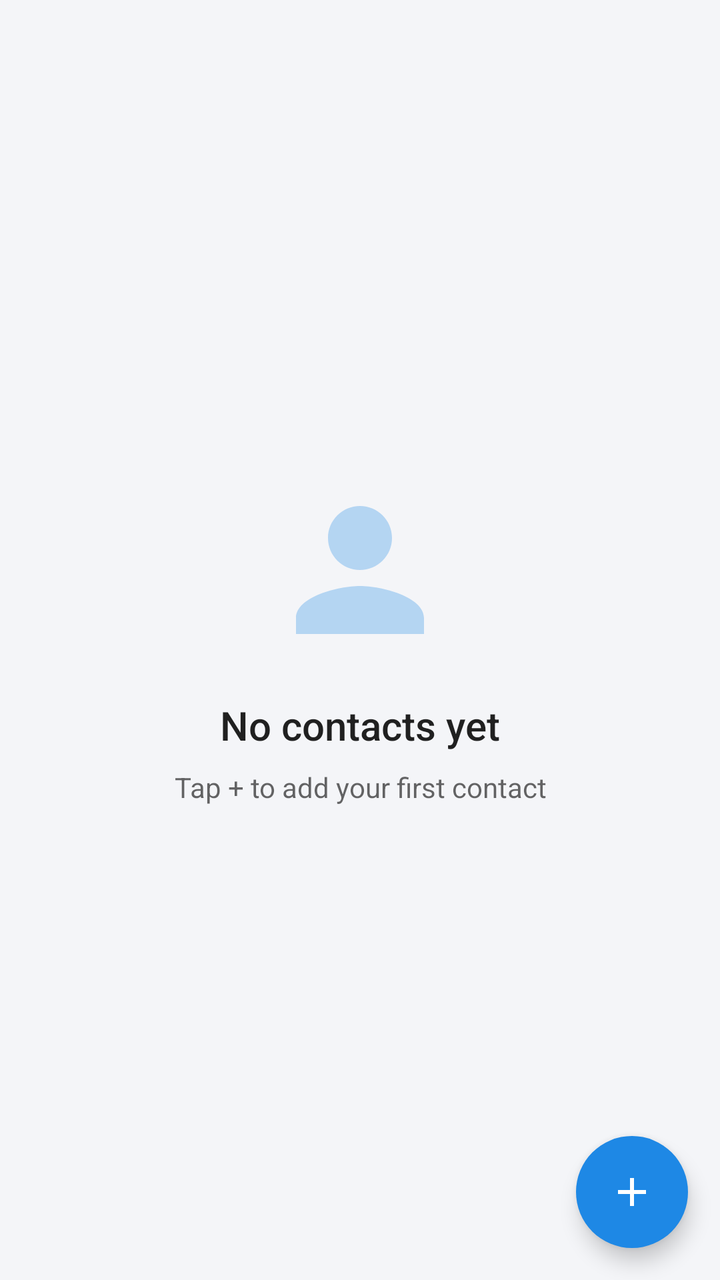
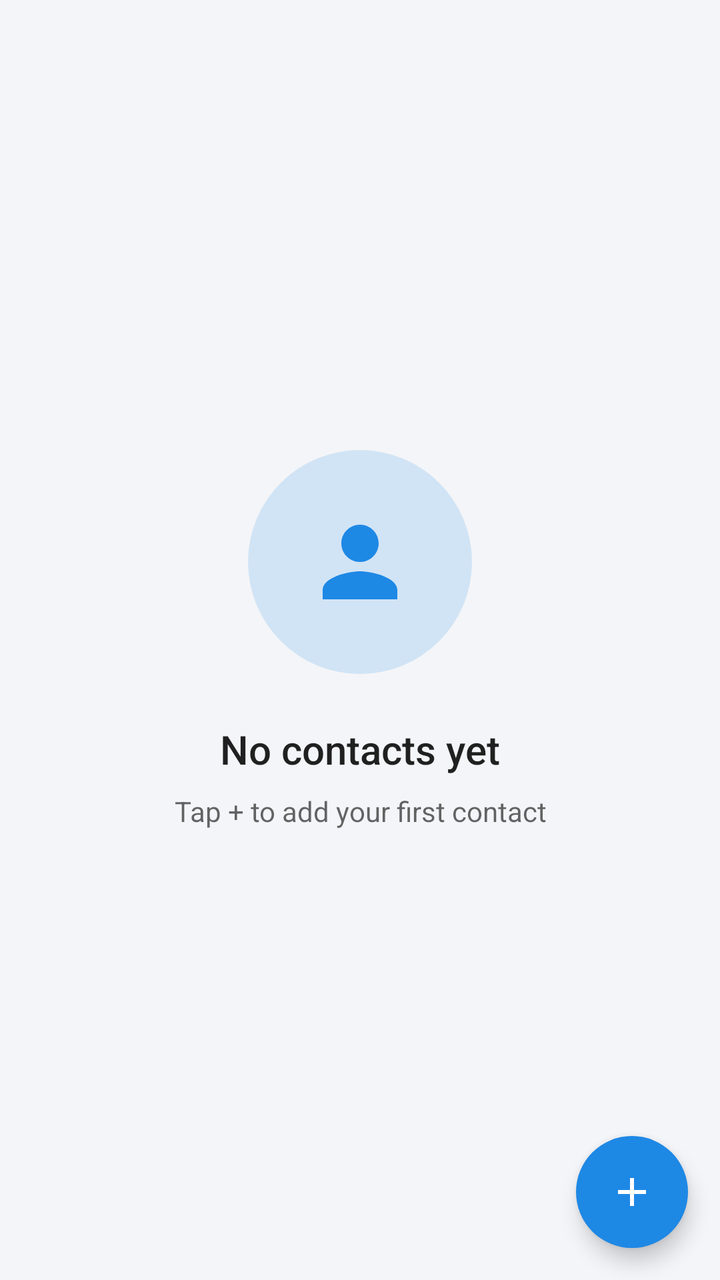

Compare the two renders of this Android layout. The source of the first and the diff that turns it into the second are given below.
<!-- AndroidManifest.xml: application theme Theme.FtHangouts -->
<!-- res/layout/activity_main.xml -->
<?xml version="1.0" encoding="utf-8"?>
<FrameLayout xmlns:android="http://schemas.android.com/apk/res/android"
    android:layout_width="match_parent"
    android:layout_height="match_parent">

    
    <ListView
        android:id="@+id/contact_list"
        android:layout_width="match_parent"
        android:layout_height="match_parent"
        android:clipToPadding="false"
        android:divider="@null"
        android:paddingBottom="88dp" />

    
    <LinearLayout
        android:id="@+id/empty_text"
        android:layout_width="wrap_content"
        android:layout_height="wrap_content"
        android:layout_gravity="center"
        android:gravity="center_horizontal"
        android:orientation="vertical"
        android:padding="32dp">

        <ImageView
            android:layout_width="96dp"
            android:layout_height="96dp"
            android:alpha="0.3"
            android:importantForAccessibility="no"
            android:src="@drawable/ic_person"
            android:tint="?android:attr/colorPrimary" />

        <TextView
            android:layout_width="wrap_content"
            android:layout_height="wrap_content"
            android:layout_marginTop="16dp"
            android:text="@string/no_contacts"
            android:textAppearance="@android:style/TextAppearance.Material.Title" />

        <TextView
            android:layout_width="wrap_content"
            android:layout_height="wrap_content"
            android:layout_marginTop="8dp"
            android:gravity="center"
            android:text="@string/no_contacts_hint"
            android:textColor="?android:attr/textColorSecondary" />
    </LinearLayout>

    
    <ImageButton
        android:id="@+id/fab_add_contact"
        android:layout_width="56dp"
        android:layout_height="56dp"
        android:layout_gravity="bottom|end"
        android:layout_margin="16dp"
        android:background="@drawable/bg_fab"
        android:contentDescription="@string/action_add_contact"
        android:elevation="6dp"
        android:src="@drawable/ic_add"
        android:tint="@color/white" />
</FrameLayout>
<!-- resources referenced by this layout -->
<resources>
  <color name="white">#FFFFFFFF</color>
  <!-- drawable bg_fab (drawable) -->
  <?xml version="1.0" encoding="utf-8"?>
  <ripple xmlns:android="http://schemas.android.com/apk/res/android"
      android:color="#40FFFFFF">
      <item>
          <shape android:shape="oval">
              <solid android:color="?android:attr/colorPrimary" />
          </shape>
      </item>
  </ripple>
  <!-- drawable ic_add (drawable) -->
  <?xml version="1.0" encoding="utf-8"?>
  <vector xmlns:android="http://schemas.android.com/apk/res/android"
      android:width="24dp"
      android:height="24dp"
      android:tint="?android:attr/colorControlNormal"
      android:viewportWidth="24"
      android:viewportHeight="24">
      <path
          android:fillColor="@android:color/white"
          android:pathData="M19,13h-6v6h-2v-6H5v-2h6V5h2v6h6v2z" />
  </vector>
  <!-- drawable ic_person (drawable) -->
  <?xml version="1.0" encoding="utf-8"?>
  <vector xmlns:android="http://schemas.android.com/apk/res/android"
      android:width="24dp"
      android:height="24dp"
      android:tint="?android:attr/colorControlNormal"
      android:viewportWidth="24"
      android:viewportHeight="24">
      <path
          android:fillColor="@android:color/white"
          android:pathData="M12,12c2.21,0 4,-1.79 4,-4s-1.79,-4 -4,-4 -4,1.79 -4,4 1.79,4 4,4zM12,14c-2.67,0 -8,1.34 -8,4v2h16v-2c0,-2.66 -5.33,-4 -8,-4z" />
  </vector>
  <string name="action_add_contact">Add contact</string>
  <string name="no_contacts">No contacts yet</string>
  <string name="no_contacts_hint">Tap + to add your first contact</string>
  <style name="Theme.FtHangouts" parent="android:Theme.Material.Light.DarkActionBar">
          <item name="android:colorPrimary">@color/header_blue</item>
          <item name="android:colorPrimaryDark">@color/header_blue</item>
          <item name="android:colorAccent">@color/header_blue</item>
          <item name="android:colorBackground">@color/background</item>
          <item name="android:windowBackground">@color/background</item>
          
          <item name="android:windowLightStatusBar">false</item>
      </style>
  <color name="header_blue">#FF1E88E5</color>
  <color name="background">#FFF4F5F8</color>
</resources>

<!-- the commit's change to res/layout/activity_main.xml (unified diff, before → after) -->
@@ -10,7 +10,10 @@
         android:layout_height="match_parent"
         android:clipToPadding="false"
         android:divider="@null"
-        android:paddingBottom="88dp" />
+        android:listSelector="@android:color/transparent"
+        android:paddingTop="4dp"
+        android:paddingBottom="88dp"
+        android:scrollbarStyle="outsideOverlay" />
 
     
     <LinearLayout
@@ -23,17 +26,18 @@
         android:padding="32dp">
 
         <ImageView
-            android:layout_width="96dp"
-            android:layout_height="96dp"
-            android:alpha="0.3"
+            android:layout_width="112dp"
+            android:layout_height="112dp"
+            android:background="@drawable/bg_tonal_circle"
             android:importantForAccessibility="no"
+            android:padding="28dp"
             android:src="@drawable/ic_person"
             android:tint="?android:attr/colorPrimary" />
 
         <TextView
             android:layout_width="wrap_content"
             android:layout_height="wrap_content"
-            android:layout_marginTop="16dp"
+            android:layout_marginTop="24dp"
             android:text="@string/no_contacts"
             android:textAppearance="@android:style/TextAppearance.Material.Title" />
 
<!-- resource entries referenced after the edit -->
@@ -8,6 +8,16 @@
       <item>
           <shape android:shape="oval">
               <solid android:color="?android:attr/colorPrimary" />
+          </shape>
+      </item>
+  </ripple>
+  <!-- drawable bg_tonal_circle (drawable) -->
+  <?xml version="1.0" encoding="utf-8"?>
+  <ripple xmlns:android="http://schemas.android.com/apk/res/android"
+      android:color="?android:attr/colorControlHighlight">
+      <item>
+          <shape android:shape="oval">
+              <solid android:color="@color/primary_tonal" />
           </shape>
       </item>
   </ripple>
